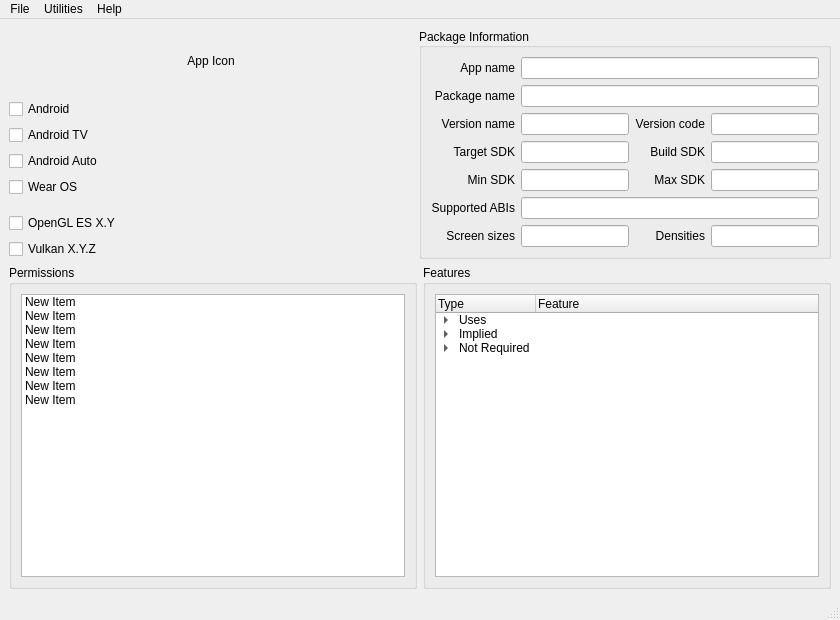
First picture: the form in forms/main.ui, repository gingusScringus/apacksplorer, before the edit.
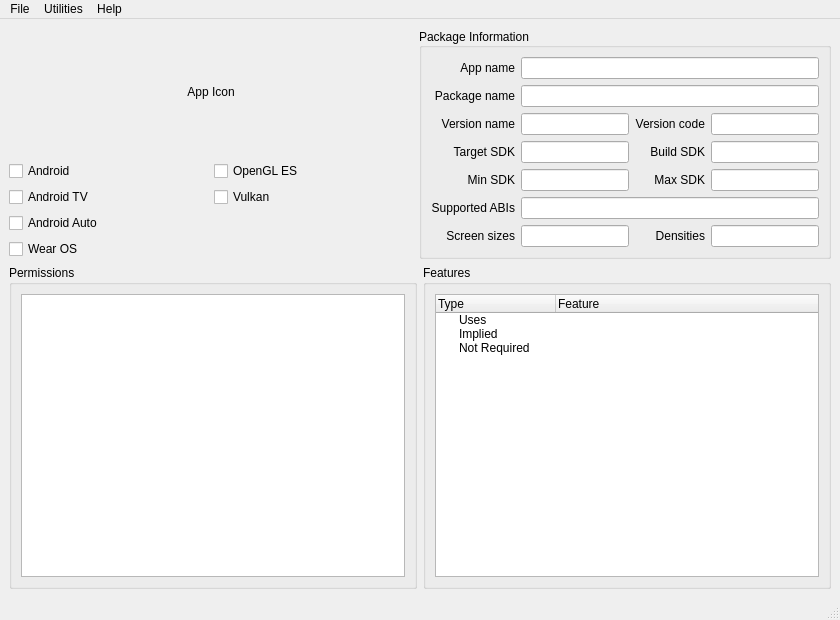
Second picture: the form after the edit.

Commit message: fix ui design and add status tips

```diff
--- a/forms/main.ui
+++ b/forms/main.ui
@@ -20,6 +20,9 @@
    <string>MainWindow</string>
   </property>
   <widget class="QWidget" name="centralwidget">
+   <property name="enabled">
+    <bool>true</bool>
+   </property>
    <property name="sizePolicy">
     <sizepolicy hsizetype="Expanding" vsizetype="Expanding">
      <horstretch>0</horstretch>
@@ -40,208 +43,6 @@
       </property>
      </widget>
     </item>
-    <item row="1" column="0">
-     <layout class="QVBoxLayout" name="verticalLayout">
-      <item>
-       <widget class="QCheckBox" name="checkBox">
-        <property name="text">
-         <string>Android</string>
-        </property>
-        <property name="checkable">
-         <bool>false</bool>
-        </property>
-       </widget>
-      </item>
-      <item>
-       <widget class="QCheckBox" name="checkBox_2">
-        <property name="text">
-         <string>Android TV</string>
-        </property>
-        <property name="checkable">
-         <bool>false</bool>
-        </property>
-       </widget>
-      </item>
-      <item>
-       <widget class="QCheckBox" name="checkBox_3">
-        <property name="text">
-         <string>Android Auto</string>
-        </property>
-        <property name="checkable">
-         <bool>false</bool>
-        </property>
-       </widget>
-      </item>
-      <item>
-       <widget class="QCheckBox" name="checkBox_4">
-        <property name="text">
-         <string>Wear OS</string>
-        </property>
-        <property name="checkable">
-         <bool>false</bool>
-        </property>
-       </widget>
-      </item>
-      <item>
-       <spacer name="horizontalSpacer">
-        <property name="orientation">
-         <enum>Qt::Horizontal</enum>
-        </property>
-        <property name="sizeHint" stdset="0">
-         <size>
-          <width>40</width>
-          <height>10</height>
-         </size>
-        </property>
-       </spacer>
-      </item>
-      <item>
-       <widget class="QCheckBox" name="checkBox_5">
-        <property name="text">
-         <string>OpenGL ES X.Y</string>
-        </property>
-       </widget>
-      </item>
-      <item>
-       <widget class="QCheckBox" name="checkBox_6">
-        <property name="text">
-         <string>Vulkan X.Y.Z</string>
-        </property>
-       </widget>
-      </item>
-     </layout>
-    </item>
-    <item row="2" column="0" colspan="2">
-     <layout class="QGridLayout" name="gridLayout_3">
-      <item row="0" column="0">
-       <widget class="QGroupBox" name="permissions_group">
-        <property name="title">
-         <string>Permissions</string>
-        </property>
-        <layout class="QGridLayout" name="gridLayout_6">
-         <item row="0" column="0">
-          <widget class="QListWidget" name="listWidget">
-           <item>
-            <property name="text">
-             <string>New Item</string>
-            </property>
-           </item>
-           <item>
-            <property name="text">
-             <string>New Item</string>
-            </property>
-           </item>
-           <item>
-            <property name="text">
-             <string>New Item</string>
-            </property>
-           </item>
-           <item>
-            <property name="text">
-             <string>New Item</string>
-            </property>
-           </item>
-           <item>
-            <property name="text">
-             <string>New Item</string>
-            </property>
-           </item>
-           <item>
-            <property name="text">
-             <string>New Item</string>
-            </property>
-           </item>
-           <item>
-            <property name="text">
-             <string>New Item</string>
-            </property>
-           </item>
-           <item>
-            <property name="text">
-             <string>New Item</string>
-            </property>
-           </item>
-          </widget>
-         </item>
-        </layout>
-       </widget>
-      </item>
-      <item row="0" column="1">
-       <widget class="QGroupBox" name="features_group">
-        <property name="title">
-         <string>Features</string>
-        </property>
-        <layout class="QGridLayout" name="gridLayout_5">
-         <item row="0" column="0">
-          <widget class="QTreeWidget" name="treeWidget">
-           <column>
-            <property name="text">
-             <string>Type</string>
-            </property>
-           </column>
-           <column>
-            <property name="text">
-             <string>Feature</string>
-            </property>
-           </column>
-           <item>
-            <property name="text">
-             <string>Uses</string>
-            </property>
-            <item>
-             <property name="text">
-              <string>New Item</string>
-             </property>
-             <property name="text">
-              <string/>
-             </property>
-            </item>
-            <item>
-             <property name="text">
-              <string>New Item</string>
-             </property>
-            </item>
-           </item>
-           <item>
-            <property name="text">
-             <string>Implied</string>
-            </property>
-            <item>
-             <property name="text">
-              <string>New Item</string>
-             </property>
-            </item>
-            <item>
-             <property name="text">
-              <string>New Item</string>
-             </property>
-            </item>
-           </item>
-           <item>
-            <property name="text">
-             <string>Not Required</string>
-            </property>
-            <item>
-             <property name="text">
-              <string>New Item</string>
-             </property>
-             <property name="text">
-              <string/>
-             </property>
-            </item>
-            <item>
-             <property name="text">
-              <string>New Item</string>
-             </property>
-            </item>
-           </item>
-          </widget>
-         </item>
-        </layout>
-       </widget>
-      </item>
-     </layout>
-    </item>
     <item row="0" column="1" rowspan="2">
      <widget class="QGroupBox" name="package_info_group">
       <property name="title">
@@ -448,6 +249,134 @@
       </layout>
      </widget>
     </item>
+    <item row="1" column="0">
+     <layout class="QGridLayout" name="gridLayout_7">
+      <item row="3" column="0">
+       <widget class="QCheckBox" name="checkBox_4">
+        <property name="text">
+         <string>Wear OS</string>
+        </property>
+        <property name="checkable">
+         <bool>false</bool>
+        </property>
+       </widget>
+      </item>
+      <item row="0" column="0">
+       <widget class="QCheckBox" name="checkBox">
+        <property name="text">
+         <string>Android</string>
+        </property>
+        <property name="checkable">
+         <bool>false</bool>
+        </property>
+       </widget>
+      </item>
+      <item row="2" column="0">
+       <widget class="QCheckBox" name="checkBox_3">
+        <property name="text">
+         <string>Android Auto</string>
+        </property>
+        <property name="checkable">
+         <bool>false</bool>
+        </property>
+       </widget>
+      </item>
+      <item row="1" column="0">
+       <widget class="QCheckBox" name="checkBox_2">
+        <property name="text">
+         <string>Android TV</string>
+        </property>
+        <property name="checkable">
+         <bool>false</bool>
+        </property>
+       </widget>
+      </item>
+      <item row="0" column="1">
+       <widget class="QCheckBox" name="checkBox_5">
+        <property name="text">
+         <string>OpenGL ES </string>
+        </property>
+       </widget>
+      </item>
+      <item row="1" column="1">
+       <widget class="QCheckBox" name="checkBox_6">
+        <property name="text">
+         <string>Vulkan</string>
+        </property>
+       </widget>
+      </item>
+     </layout>
+    </item>
+    <item row="2" column="0" colspan="2">
+     <layout class="QGridLayout" name="gridLayout_3">
+      <item row="0" column="0">
+       <widget class="QGroupBox" name="permissions_group">
+        <property name="title">
+         <string>Permissions</string>
+        </property>
+        <layout class="QGridLayout" name="gridLayout_6">
+         <item row="0" column="0">
+          <widget class="QListWidget" name="listWidget">
+           <property name="statusTip">
+            <string>List of permissions used by app</string>
+           </property>
+          </widget>
+         </item>
+        </layout>
+       </widget>
+      </item>
+      <item row="0" column="1">
+       <widget class="QGroupBox" name="features_group">
+        <property name="title">
+         <string>Features</string>
+        </property>
+        <layout class="QGridLayout" name="gridLayout_5">
+         <item row="0" column="0">
+          <widget class="QTreeWidget" name="treeWidget">
+           <property name="statusTip">
+            <string>List of features used by app</string>
+           </property>
+           <attribute name="headerVisible">
+            <bool>true</bool>
+           </attribute>
+           <attribute name="headerDefaultSectionSize">
+            <number>120</number>
+           </attribute>
+           <attribute name="headerHighlightSections">
+            <bool>false</bool>
+           </attribute>
+           <column>
+            <property name="text">
+             <string>Type</string>
+            </property>
+           </column>
+           <column>
+            <property name="text">
+             <string>Feature</string>
+            </property>
+           </column>
+           <item>
+            <property name="text">
+             <string>Uses</string>
+            </property>
+           </item>
+           <item>
+            <property name="text">
+             <string>Implied</string>
+            </property>
+           </item>
+           <item>
+            <property name="text">
+             <string>Not Required</string>
+            </property>
+           </item>
+          </widget>
+         </item>
+        </layout>
+       </widget>
+      </item>
+     </layout>
+    </item>
    </layout>
    <zorder>package_info_group</zorder>
    <zorder>app_icon_label</zorder>
```
Left out of the diff: 174 changed lines with no effect on the pictures.
